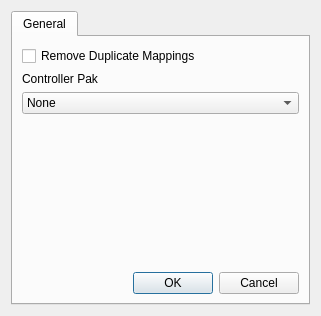
The window that Source/RMG-Input/UserInterface/OptionsDialog.ui (JaxonWasTaken/RMG) describes before a commit, drawn with Qt 5.
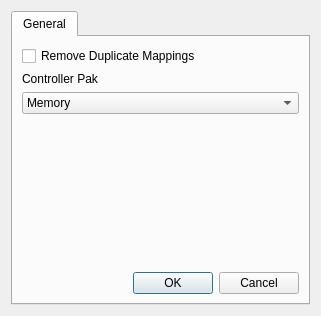
The same window after the commit.

Patch:
```diff
--- a/Source/RMG-Input/UserInterface/OptionsDialog.ui
+++ b/Source/RMG-Input/UserInterface/OptionsDialog.ui
@@ -39,7 +39,17 @@
         </widget>
        </item>
        <item>
-        <widget class="QComboBox" name="comboBox">
+        <widget class="QComboBox" name="controllerPakComboBox">
+         <item>
+          <property name="text">
+           <string>Memory</string>
+          </property>
+         </item>
+         <item>
+          <property name="text">
+           <string>Rumble</string>
+          </property>
+         </item>
          <item>
           <property name="text">
            <string>None</string>
```
Left out of the diff: 12 changed lines with no effect on the pictures.
